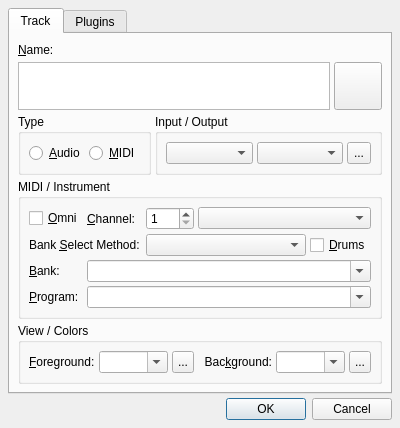
Above: src/qtractorTrackForm.ui from rncbc/qtractor before the change. Below: the same form after it.
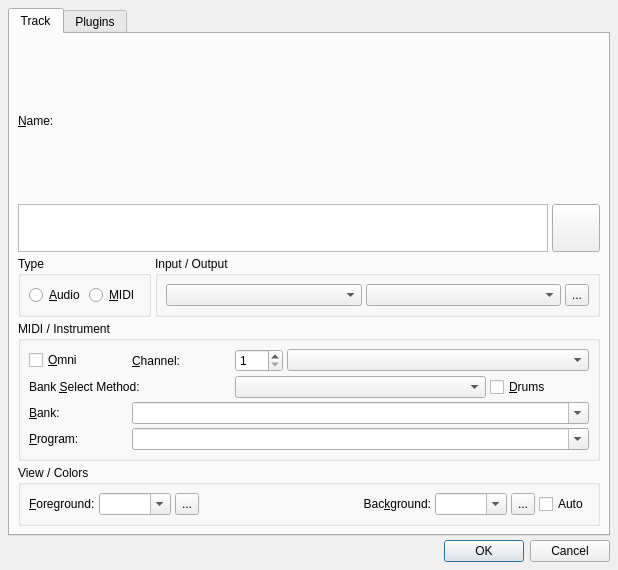
That is the form after the change. Icons and pictures are not drawn. Custom widgets are drawn as their Qt base class.

Commit message: - Track Properties (dialog): auto-background color option added.

```diff
--- a/src/qtractorTrackForm.ui
+++ b/src/qtractorTrackForm.ui
@@ -25,8 +25,8 @@
    <rect>
     <x>0</x>
     <y>0</y>
-    <width>380</width>
-    <height>320</height>
+    <width>618</width>
+    <height>570</height>
    </rect>
   </property>
   <property name="focusPolicy">
@@ -449,7 +449,7 @@
              <string>Bac&amp;kground:</string>
             </property>
             <property name="alignment">
-             <set>Qt::AlignRight|Qt::AlignVCenter</set>
+             <set>Qt::AlignRight|Qt::AlignTrailing|Qt::AlignVCenter</set>
             </property>
             <property name="buddy">
              <cstring>BackgroundColorComboBox</cstring>
@@ -500,6 +500,16 @@
             </property>
            </widget>
           </item>
+          <item>
+           <widget class="QCheckBox" name="AutoBackgroundColorCheckBox">
+            <property name="text">
+             <string>Auto</string>
+            </property>
+            <property name="checked">
+             <bool>false</bool>
+            </property>
+           </widget>
+          </item>
          </layout>
         </widget>
        </item>
```
Left out of the diff: 80 changed lines with no effect on the pictures. The commit also changes 14 other files.
